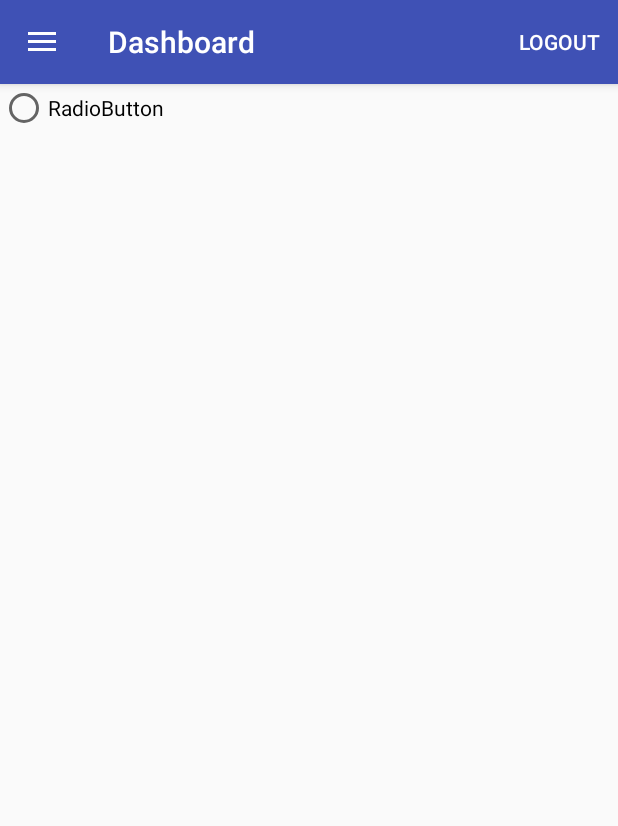
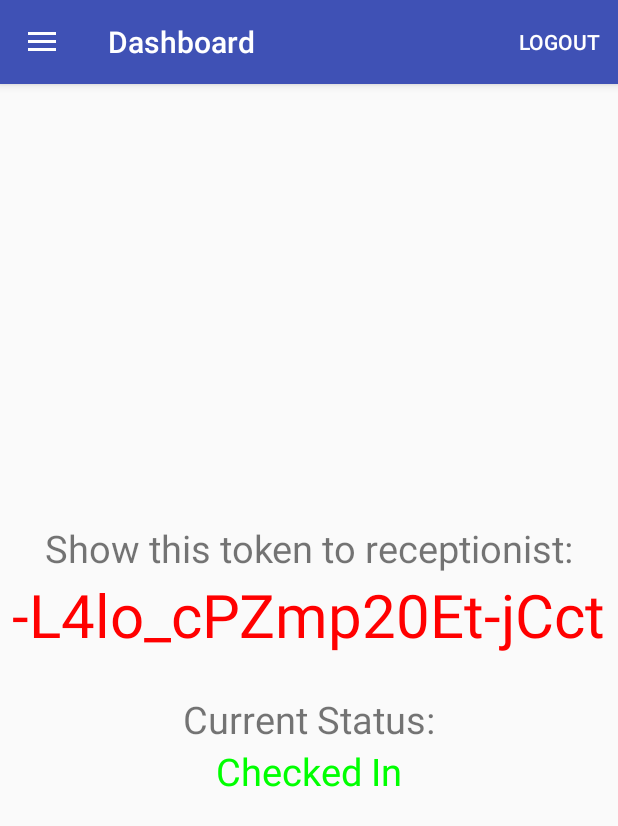
Before and after one commit to nikhilmuz/Code.Fun.Do_Submission_2018, an Android app: the Dashboard screen opened directly, with no data from a screen before it, after a tap on "Check In", on a phone screen of 412 x 824 dp. Shown: the top 826 px of the screen. Run offline under Robolectric (Android 15) with nearby library versions, the phone set to English and light mode, and no system bars; 1 other tap on this screen came first.

Commit message:
Whole UI

```diff
--- a/app/src/main/java/ga/nikhilkumar/smartlib/Dashboard.java
+++ b/app/src/main/java/ga/nikhilkumar/smartlib/Dashboard.java
@@ -15,6 +15,7 @@ import android.support.v7.app.AppCompatActivity;
 import android.support.v7.widget.Toolbar;
 import android.view.Menu;
 import android.view.MenuItem;
+import android.widget.TextView;
 import android.widget.Toast;
 
 public class Dashboard extends AppCompatActivity
@@ -76,6 +77,8 @@ public class Dashboard extends AppCompatActivity
     @Override
     public boolean onNavigationItemSelected(MenuItem item) {
         // Handle navigation view item clicks here.
+        TextView txt=findViewById(R.id.welcome);
+        txt.setText("");
         int id = item.getItemId();
 
         if (id == R.id.nav_search) {
@@ -95,7 +98,7 @@ public class Dashboard extends AppCompatActivity
             ft.commit();
         }else if (id==R.id.nav_books){
             android.support.v4.app.FragmentTransaction ft = getSupportFragmentManager().beginTransaction();
-            ft.replace(R.id.fragholder,new BookIssuedFragment());
+            ft.replace(R.id.fragholder,new BooksAvailableFragment());
             ft.addToBackStack(null);
             ft.commit();
         }else if (id==R.id.nav_fine){
--- a/app/src/main/res/layout/content_dashboard.xml
+++ b/app/src/main/res/layout/content_dashboard.xml
@@ -10,6 +10,16 @@
     <FrameLayout
         android:layout_width="match_parent"
         android:layout_height="match_parent"
-        android:id="@+id/fragholder"></FrameLayout>
+        android:id="@+id/fragholder">
+
+        <TextView
+            android:layout_height="wrap_content"
+            android:layout_width="wrap_content"
+            android:text="Welcome!"
+            android:textSize="50sp"
+            android:layout_gravity="center"
+            android:id="@+id/welcome"></TextView>
+
+    </FrameLayout>
 
 </android.support.constraint.ConstraintLayout>
--- a/app/src/main/res/layout/fragment_checkin.xml
+++ b/app/src/main/res/layout/fragment_checkin.xml
@@ -3,12 +3,38 @@
     android:layout_width="match_parent"
     android:layout_height="match_parent"
     tools:context="ga.nikhilkumar.smartlib.CheckinFragment">
+    <LinearLayout
+        android:gravity="center"
+        android:layout_width="match_parent"
+        android:layout_height="match_parent"
+        android:orientation="vertical">
 
-    <!-- TODO: Update blank fragment layout -->
-    <RadioButton
-        android:id="@+id/radioButton"
-        android:layout_width="wrap_content"
-        android:layout_height="wrap_content"
-        android:text="RadioButton" />
+        <TextView
+            android:layout_width="wrap_content"
+            android:layout_height="wrap_content"
+            android:text="Show this token to receptionist:"
+            android:textSize="25sp"/>
+        <TextView
+            android:layout_width="wrap_content"
+            android:layout_height="wrap_content"
+            android:text="-L4lo_cPZmp20Et-jCct"
+            android:textSize="40sp"
+            android:id="@+id/token"
+            android:textColor="#FF0000"/>
+        <TextView
+            android:paddingTop="25dp"
+            android:layout_width="wrap_content"
+            android:layout_height="wrap_content"
+            android:textSize="25sp"
+            android:text="Current Status:"/>
+        <TextView
+            android:layout_width="wrap_content"
+            android:layout_height="wrap_content"
+            android:text="Checked In"
+            android:textColor="#00FF00"
+            android:id="@+id/status"
+            android:textSize="25sp"/>
+
+    </LinearLayout>
 
 </FrameLayout>
```
Also changed, not shown: app/src/main/java/ga/nikhilkumar/smartlib/LoginActivity.java (+37 -50 lines), app/src/main/res/layout/fragment_books_available.xml (+31 -2 lines), app/src/main/res/layout/fragment_check_out.xml (+23 -3 lines), app/src/main/res/layout/fragment_fine_payed.xml (+22 -3 lines), app/src/main/res/layout/fragment_search.xml (+16 -3 lines).
